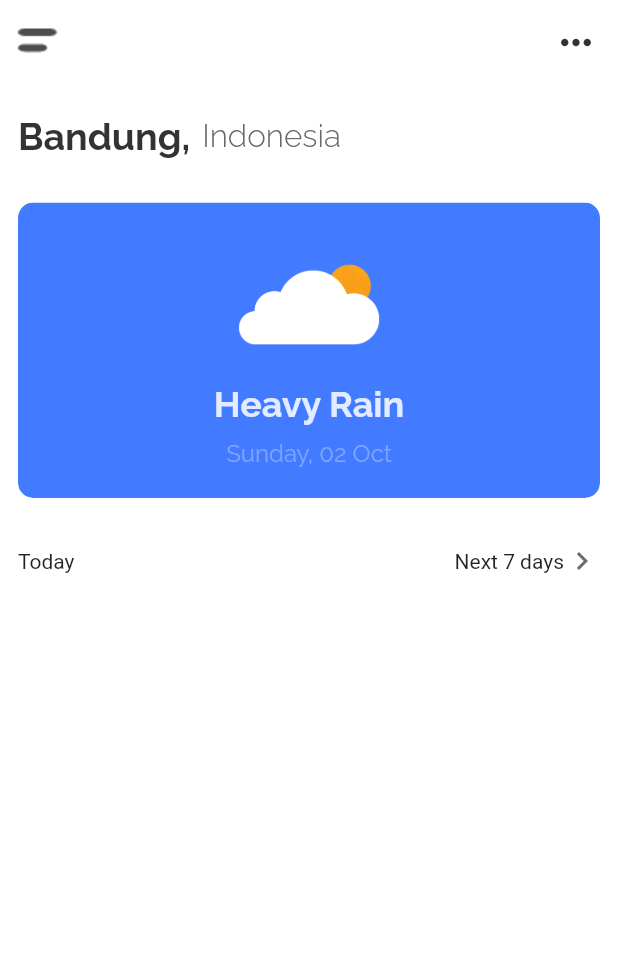
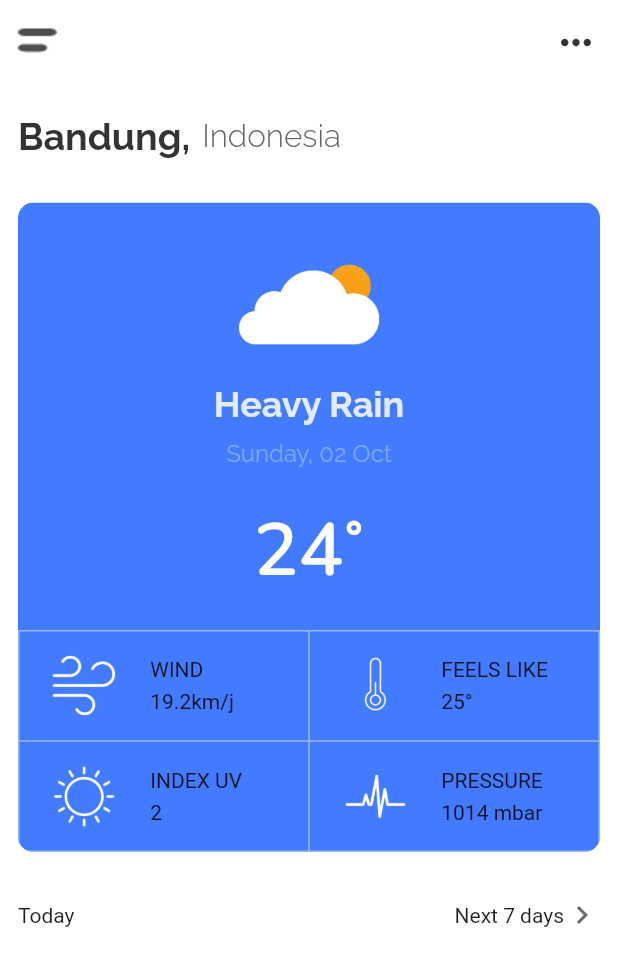
Before and after one commit to r100-stack/Flutter-Weekly-Series-6-Weather-App-UI, a Flutter app: the screen it shows after launch, on a phone screen of 412 x 824 dp. Shown: the top 966 px of the screen. Run offline on Flutter 3.47's test engine with Material 2 defaults, Android fonts, the phone set to English and light mode, and no system bars; our stand-ins replace google_fonts.

Commit message:
Added solutions for Step4

```diff
--- a/lib/screens/home_screen/components/weather_card.dart
+++ b/lib/screens/home_screen/components/weather_card.dart
@@ -66,61 +66,61 @@ class WeatherCard extends StatelessWidget {
               // TODO (11): assets/images/sun_outline.png, 'INDEX UV', '2'
               // TODO (12): assets/images/pressure.png, 'PRESSURE', '1014 mbar'
 
-              // Row(
-              //   mainAxisAlignment: MainAxisAlignment.center,
-              //   children: [
-              //     Text(
-              //       '24',
-              //       style: GoogleFonts.nunito(
-              //         color: Color(0xFFFFFFFF),
-              //         fontSize: 50.0,
-              //         fontWeight: FontWeight.w600,
-              //       ),
-              //     ),
-              //     Text(
-              //       '°',
-              //       style: GoogleFonts.raleway(
-              //         color: Color(0xFFFFFFFF),
-              //         fontSize: 50.0,
-              //         fontWeight: FontWeight.w600,
-              //       ),
-              //     )
-              //   ],
-              // ),
-              // const SizedBox(height: 20.0),
-              // Table(
-              //   border: TableBorder.all(color: Color(0xFF9AB9FF)),
-              //   children: [
-              //     TableRow(
-              //       children: [
-              //         TableItem(
-              //           image: 'assets/images/wind.png',
-              //           title: 'WIND',
-              //           subtitle: '19.2km/j',
-              //         ),
-              //         TableItem(
-              //           image: 'assets/images/thermometer.png',
-              //           title: 'FEELS LIKE',
-              //           subtitle: '25°',
-              //         ),
-              //       ],
-              //     ),
-              //     TableRow(
-              //       children: [
-              //         TableItem(
-              //           image: 'assets/images/sun_outline.png',
-              //           title: 'INDEX UV',
-              //           subtitle: '2',
-              //         ),
-              //         TableItem(
-              //           image: 'assets/images/pressure.png',
-              //           title: 'PRESSURE',
-              //           subtitle: '1014 mbar',
-              //         ),
-              //       ],
-              //     )
-              //   ],
-              // )
+              Row(
+                mainAxisAlignment: MainAxisAlignment.center,
+                children: [
+                  Text(
+                    '24',
+                    style: GoogleFonts.nunito(
+                      color: Color(0xFFFFFFFF),
+                      fontSize: 50.0,
+                      fontWeight: FontWeight.w600,
+                    ),
+                  ),
+                  Text(
+                    '°',
+                    style: GoogleFonts.raleway(
+                      color: Color(0xFFFFFFFF),
+                      fontSize: 50.0,
+                      fontWeight: FontWeight.w600,
+                    ),
+                  )
+                ],
+              ),
+              const SizedBox(height: 20.0),
+              Table(
+                border: TableBorder.all(color: Color(0xFF9AB9FF)),
+                children: [
+                  TableRow(
+                    children: [
+                      TableItem(
+                        image: 'assets/images/wind.png',
+                        title: 'WIND',
+                        subtitle: '19.2km/j',
+                      ),
+                      TableItem(
+                        image: 'assets/images/thermometer.png',
+                        title: 'FEELS LIKE',
+                        subtitle: '25°',
+                      ),
+                    ],
+                  ),
+                  TableRow(
+                    children: [
+                      TableItem(
+                        image: 'assets/images/sun_outline.png',
+                        title: 'INDEX UV',
+                        subtitle: '2',
+                      ),
+                      TableItem(
+                        image: 'assets/images/pressure.png',
+                        title: 'PRESSURE',
+                        subtitle: '1014 mbar',
+                      ),
+                    ],
+                  )
+                ],
+              )
 
             ],
           ),
```
